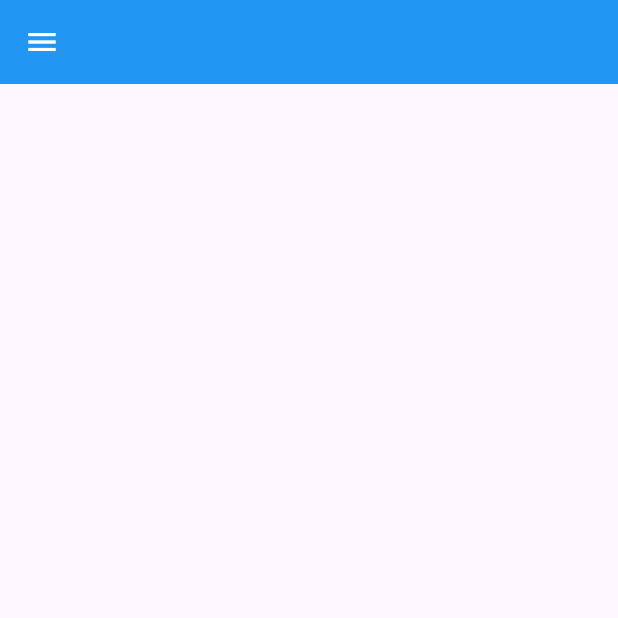
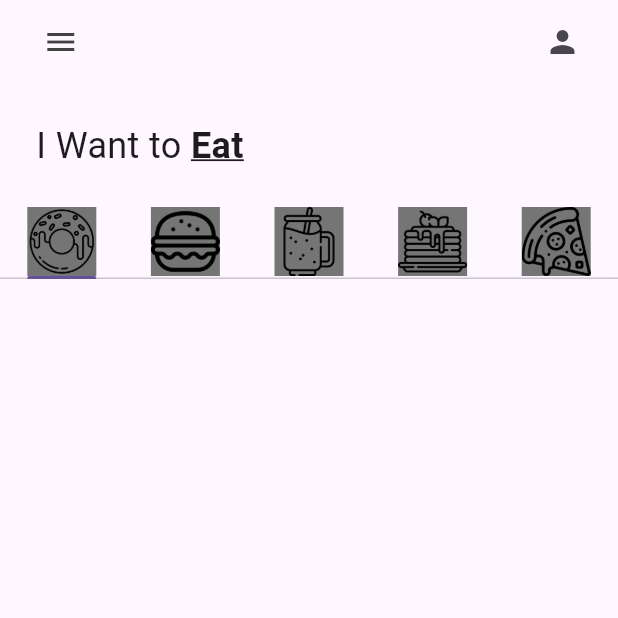
Before and after one commit to xBocos/p1_donut_app_leonardo_bocos, a Flutter app: the screen it shows after launch, on a phone screen of 412 x 824 dp, the top half of it. Run offline on Flutter 3.47's test engine with Material 3 defaults, Android fonts, the light colour scheme and no system bars.

Commit message:
myTab añadido

```diff
--- a/lib/pages/home_pages.dart
+++ b/lib/pages/home_pages.dart
@@ -1,4 +1,5 @@
 import 'package:flutter/material.dart';
+import 'package:p1_donut_app_leonardo_bocos/utils/my_tab.dart';
 
 class HomePage extends StatefulWidget {
   const HomePage({super.key});
@@ -8,14 +9,74 @@ class HomePage extends StatefulWidget {
 }
 
 class _HomePageState extends State<HomePage> {
+  List<Widget> myTabs = [
+    //donut Tab
+    const MyTab(
+      iconPath: 'lib/icons/donut.png',
+    ),
+    //burger Tab
+    const MyTab(
+      iconPath: 'lib/icons/burger.png',
+    ),
+    //Smoothie Tab
+    const MyTab(
+      iconPath: 'lib/icons/smoothie.png',
+    ),
+    //Pancake Tab
+    const MyTab(
+      iconPath: 'lib/icons/pancakes.png',
+    ),
+    //Pizza Tab
+    const MyTab(
+      iconPath: 'lib/icons/pizza.png',
+    )
+  ];
+
   @override
   Widget build(BuildContext context) {
-    return Scaffold(
-      appBar: AppBar(
-        backgroundColor: Colors.blue,
-        leading: const Icon(
-          Icons.menu,
-          color: Colors.white,
+    return DefaultTabController(
+      length: myTabs.length,
+      child: Scaffold(
+        appBar: AppBar(
+          backgroundColor: Colors.transparent,
+          leading: Padding(
+            padding: const EdgeInsets.only(left: 25.0),
+            child: Icon(
+              Icons.menu,
+              color: Colors.grey[800],
+            ),
+          ),
+          actions: const [
+            Padding(
+              padding: EdgeInsets.only(right: 25.0),
+              child: Icon(Icons.person),
+            )
+          ],
+        ),
+        body: Column(
+          children: [
+            //Texto "I want to eat"
+            const Padding(
+              padding: EdgeInsets.all(24.0),
+              child: Row(
+                children: [
+                  Text("I Want to ", style: TextStyle(fontSize: 24)),
+                  Text(
+                    "Eat",
+                    style: TextStyle(
+                        fontSize: 24,
+                        fontWeight: FontWeight.bold,
+                        decoration: TextDecoration.underline),
+                  )
+                ],
+              ),
+            ),
+            //Tab bar
+            TabBar(tabs: myTabs)
+            //Tab bar view
+
+            //Total del carrito
+          ],
         ),
       ),
     );
--- /dev/null
+++ b/lib/utils/my_tab.dart
@@ -0,0 +1,13 @@
+import 'package:flutter/material.dart';
+
+class MyTab extends StatelessWidget {
+  final String iconPath;
+  const MyTab({super.key, required this.iconPath});
+
+  @override
+  Widget build(BuildContext context) {
+    return Tab(
+      child: Container(color: Colors.grey[600], child: Image.asset(iconPath)),
+    );
+  }
+}
```
